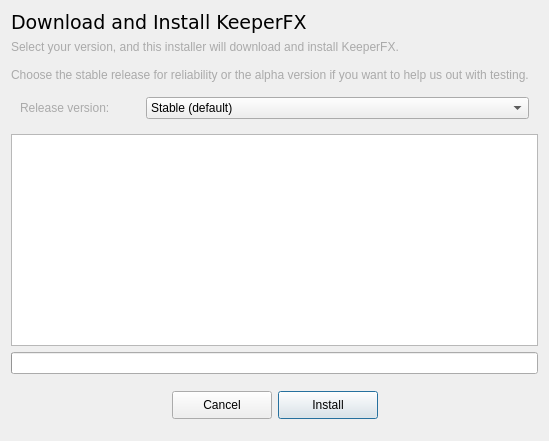
First picture: the form in ui/installkfxdialog.ui, repository yani/keeperfx-launcher-qt, before the edit.
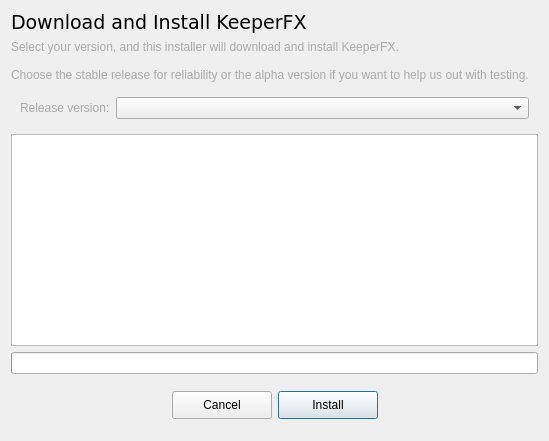
Second picture: the form after the edit.

```diff
--- a/ui/installkfxdialog.ui
+++ b/ui/installkfxdialog.ui
@@ -55,11 +55,11 @@
      <layout class="QHBoxLayout" name="horizontalLayout">
       <item>
        <widget class="QLabel" name="versionLabel">
-        <property name="maximumSize">
-         <size>
-          <width>120</width>
-          <height>16777215</height>
-         </size>
+        <property name="sizePolicy">
+         <sizepolicy hsizetype="Maximum" vsizetype="Preferred">
+          <horstretch>0</horstretch>
+          <verstretch>0</verstretch>
+         </sizepolicy>
         </property>
         <property name="styleSheet">
          <string notr="true">QLabel {
@@ -72,18 +72,7 @@
        </widget>
       </item>
       <item>
-       <widget class="QComboBox" name="versionComboBox">
-        <item>
-         <property name="text">
-          <string>Stable (default)</string>
-         </property>
-        </item>
-        <item>
-         <property name="text">
-          <string>Alpha</string>
-         </property>
-        </item>
-       </widget>
+       <widget class="QComboBox" name="versionComboBox"/>
       </item>
      </layout>
     </widget>
```
Left out of the diff: 6 changed lines with no effect on the pictures.
